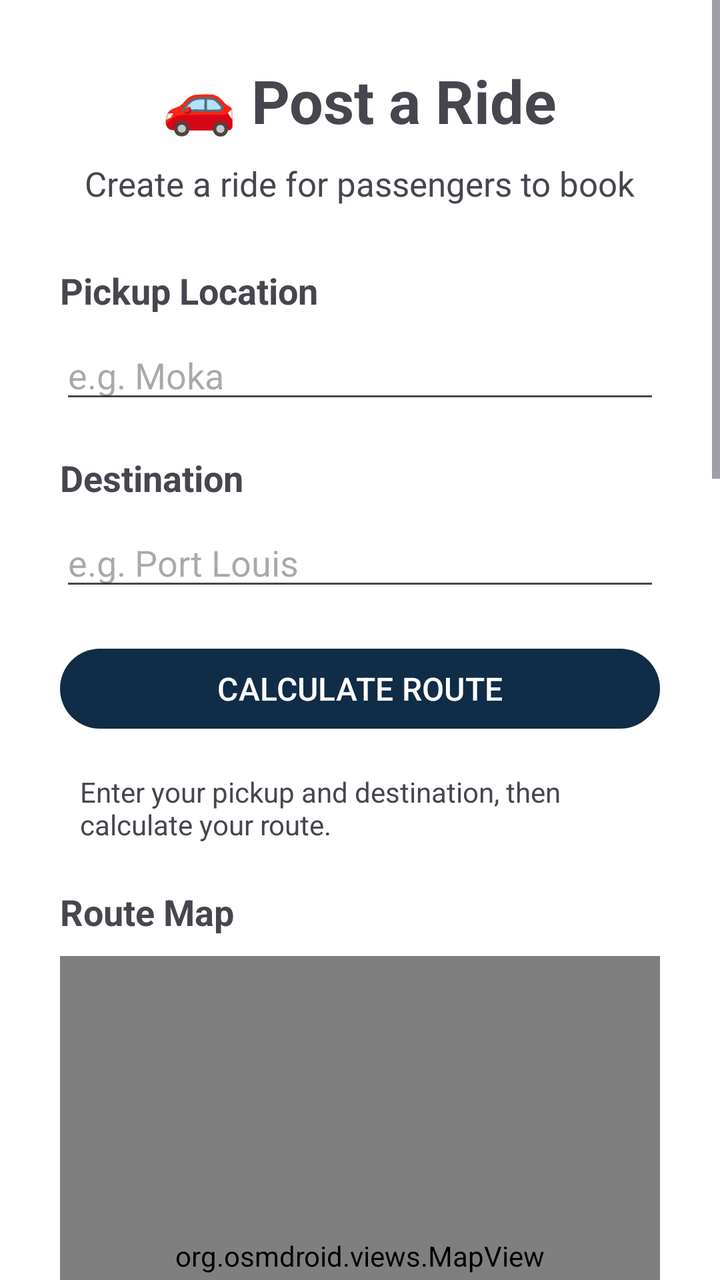
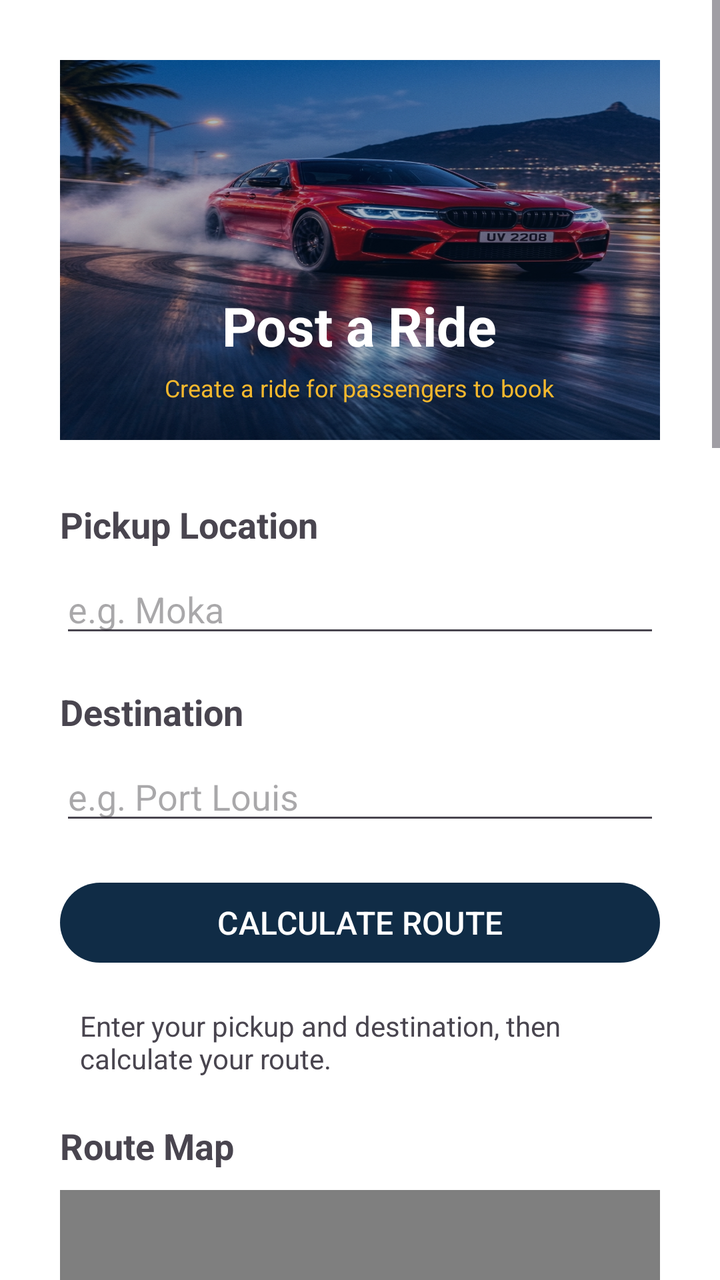

Before-and-after screenshots of an Android layout around one commit, followed by the original layout XML and the change that was made.
<!-- AndroidManifest.xml: application theme Theme.RideConnect -->
<!-- res/layout/activity_post_ride.xml -->
<?xml version="1.0" encoding="utf-8"?>
<ScrollView
    xmlns:android="http://schemas.android.com/apk/res/android"
    android:layout_width="match_parent"
    android:layout_height="match_parent"
    android:background="#FFFFFF"
    android:fillViewport="true">

    <LinearLayout
        android:layout_width="match_parent"
        android:layout_height="wrap_content"
        android:orientation="vertical"
        android:padding="30dp">

        

        <TextView
            android:layout_width="wrap_content"
            android:layout_height="wrap_content"
            android:text="🚗 Post a Ride"
            android:textSize="30sp"
            android:textStyle="bold"
            android:layout_gravity="center_horizontal"/>

        <TextView
            android:layout_width="wrap_content"
            android:layout_height="wrap_content"
            android:text="Create a ride for passengers to book"
            android:textSize="17sp"
            android:layout_gravity="center_horizontal"
            android:layout_marginTop="10dp"/>

        

        <TextView
            android:layout_width="wrap_content"
            android:layout_height="wrap_content"
            android:text="Pickup Location"
            android:textSize="18sp"
            android:textStyle="bold"
            android:layout_marginTop="30dp"/>

        <EditText
            android:id="@+id/pickupInput"
            android:layout_width="match_parent"
            android:layout_height="wrap_content"
            android:hint="e.g. Moka"
            android:inputType="textCapWords"
            android:layout_marginTop="8dp"/>

        

        <TextView
            android:layout_width="wrap_content"
            android:layout_height="wrap_content"
            android:text="Destination"
            android:textSize="18sp"
            android:textStyle="bold"
            android:layout_marginTop="20dp"/>

        <EditText
            android:id="@+id/destinationInput"
            android:layout_width="match_parent"
            android:layout_height="wrap_content"
            android:hint="e.g. Port Louis"
            android:inputType="textCapWords"
            android:layout_marginTop="8dp"/>

        

        <Button
            android:id="@+id/calculateRouteButton"
            android:layout_width="match_parent"
            android:layout_height="wrap_content"
            android:text="CALCULATE ROUTE"
            android:textSize="16sp"
            android:layout_marginTop="20dp"/>

        

        <TextView
            android:id="@+id/routeStatusText"
            android:layout_width="match_parent"
            android:layout_height="wrap_content"
            android:text="Enter your pickup and destination, then calculate your route."
            android:textSize="14sp"
            android:padding="10dp"
            android:layout_marginTop="8dp"/>

        

        <TextView
            android:layout_width="wrap_content"
            android:layout_height="wrap_content"
            android:text="Route Map"
            android:textSize="18sp"
            android:textStyle="bold"
            android:layout_marginTop="12dp"/>

        <org.osmdroid.views.MapView
            android:id="@+id/postRideMap"
            android:layout_width="match_parent"
            android:layout_height="300dp"
            android:layout_marginTop="10dp"/>

        

        <TextView
            android:layout_width="match_parent"
            android:layout_height="wrap_content"
            android:text="Select the point you want to adjust"
            android:textSize="17sp"
            android:textStyle="bold"
            android:layout_marginTop="18dp"/>

        <TextView
            android:layout_width="match_parent"
            android:layout_height="wrap_content"
            android:text="Choose Pickup or Destination below, then tap or long-press the exact position on the map."
            android:textSize="14sp"
            android:layout_marginTop="6dp"/>

        <RadioGroup
            android:id="@+id/locationSelectionGroup"
            android:layout_width="match_parent"
            android:layout_height="wrap_content"
            android:orientation="vertical"
            android:layout_marginTop="10dp">

            <RadioButton
                android:id="@+id/selectPickupRadio"
                android:layout_width="match_parent"
                android:layout_height="wrap_content"
                android:text="Adjust Pickup Point"
                android:checked="true"
                android:padding="8dp"/>

            <RadioButton
                android:id="@+id/selectDestinationRadio"
                android:layout_width="match_parent"
                android:layout_height="wrap_content"
                android:text="Adjust Destination Point"
                android:padding="8dp"/>

        </RadioGroup>

        <TextView
            android:id="@+id/pickupPointText"
            android:layout_width="match_parent"
            android:layout_height="wrap_content"
            android:text="Pickup point: Not selected"
            android:textSize="14sp"
            android:padding="10dp"
            android:layout_marginTop="8dp"
            android:background="#F1F5F9"/>

        <TextView
            android:id="@+id/destinationPointText"
            android:layout_width="match_parent"
            android:layout_height="wrap_content"
            android:text="Destination point: Not selected"
            android:textSize="14sp"
            android:padding="10dp"
            android:layout_marginTop="8dp"
            android:background="#F1F5F9"/>

        

        <TextView
            android:layout_width="wrap_content"
            android:layout_height="wrap_content"
            android:text="Available Routes"
            android:textSize="18sp"
            android:textStyle="bold"
            android:layout_marginTop="20dp"/>

        <RadioGroup
            android:id="@+id/routeOptionsGroup"
            android:layout_width="match_parent"
            android:layout_height="wrap_content"
            android:orientation="vertical"
            android:layout_marginTop="8dp"/>

        

        <TextView
            android:id="@+id/routeSummaryText"
            android:layout_width="match_parent"
            android:layout_height="wrap_content"
            android:text="Your selected route details will appear here."
            android:textSize="15sp"
            android:padding="12dp"
            android:layout_marginTop="10dp"
            android:background="#F1F5F9"/>

        

        <TextView
            android:id="@+id/dateText"
            android:layout_width="match_parent"
            android:layout_height="wrap_content"
            android:text="Date: Not selected"
            android:textSize="18sp"
            android:textStyle="bold"
            android:layout_marginTop="25dp"/>

        <Button
            android:id="@+id/selectDateButton"
            android:layout_width="match_parent"
            android:layout_height="wrap_content"
            android:text="📅 SELECT DATE"
            android:layout_marginTop="8dp"/>

        

        <TextView
            android:id="@+id/timeText"
            android:layout_width="match_parent"
            android:layout_height="wrap_content"
            android:text="Time: Not selected"
            android:textSize="18sp"
            android:textStyle="bold"
            android:layout_marginTop="15dp"/>

        <Button
            android:id="@+id/selectTimeButton"
            android:layout_width="match_parent"
            android:layout_height="wrap_content"
            android:text="🕐 SELECT TIME"
            android:layout_marginTop="8dp"/>

        

        <TextView
            android:layout_width="wrap_content"
            android:layout_height="wrap_content"
            android:text="Available Seats"
            android:textSize="18sp"
            android:textStyle="bold"
            android:layout_marginTop="20dp"/>

        <EditText
            android:id="@+id/seatsInput"
            android:layout_width="match_parent"
            android:layout_height="wrap_content"
            android:hint="e.g. 3"
            android:inputType="number"
            android:layout_marginTop="8dp"/>

        

        <TextView
            android:layout_width="wrap_content"
            android:layout_height="wrap_content"
            android:text="Price per Passenger (Rs)"
            android:textSize="18sp"
            android:textStyle="bold"
            android:layout_marginTop="20dp"/>

        <EditText
            android:id="@+id/priceInput"
            android:layout_width="match_parent"
            android:layout_height="wrap_content"
            android:hint="e.g. 100"
            android:inputType="numberDecimal"
            android:layout_marginTop="8dp"/>

        

        <Button
            android:id="@+id/postRideButton"
            android:layout_width="match_parent"
            android:layout_height="wrap_content"
            android:text="🚗 POST RIDE"
            android:textSize="18sp"
            android:layout_marginTop="30dp"
            android:layout_marginBottom="30dp"/>

    </LinearLayout>

</ScrollView>
<!-- resources referenced by this layout -->
<resources>
  <style name="Theme.RideConnect" parent="Base.Theme.RideConnect" />
  <style name="Base.Theme.RideConnect" parent="Theme.Material3.Light.NoActionBar">
  
          
          <item name="colorPrimary">@color/navy</item>
          <item name="colorOnPrimary">@color/white</item>
  
          <item name="colorSecondary">@color/teal</item>
          <item name="colorOnSecondary">@color/white</item>
  
          <item name="colorTertiary">@color/gold</item>
          <item name="colorOnTertiary">@color/navy</item>
  
          
          <item name="colorSurface">@color/card_white</item>
          <item name="colorOnSurface">@color/text_primary</item>
  
          
          <item name="android:statusBarColor">@color/navy</item>
          <item name="android:navigationBarColor">@color/card_white</item>
  
          <item name="android:windowLightStatusBar">false</item>
          <item name="android:windowLightNavigationBar">true</item>
  
          
          <item name="android:windowBackground">@color/screen_background</item>
  
          
          <item name="android:colorAccent">@color/teal</item>
  
      </style>
  <color name="navy">#102C46</color>
  <color name="white">#FFFFFFFF</color>
  <color name="teal">#167D83</color>
  <color name="gold">#F2B84B</color>
  <color name="card_white">#FFFFFF</color>
  <color name="text_primary">#172B3A</color>
  <color name="screen_background">#F4F6F8</color>
</resources>

<!-- the commit's change to res/layout/activity_post_ride.xml (unified diff, before → after) -->
@@ -14,21 +14,54 @@
 
         
 
-        <TextView
-            android:layout_width="wrap_content"
-            android:layout_height="wrap_content"
-            android:text="🚗 Post a Ride"
-            android:textSize="30sp"
-            android:textStyle="bold"
-            android:layout_gravity="center_horizontal"/>
-
-        <TextView
-            android:layout_width="wrap_content"
-            android:layout_height="wrap_content"
-            android:text="Create a ride for passengers to book"
-            android:textSize="17sp"
-            android:layout_gravity="center_horizontal"
-            android:layout_marginTop="10dp"/>
+
+        
+
+        <FrameLayout
+            android:layout_width="match_parent"
+            android:layout_height="190dp"
+            android:layout_marginStart="-30dp"
+            android:layout_marginEnd="-30dp"
+            android:background="@color/navy">
+
+            <ImageView
+                android:id="@+id/postRideCarImage"
+                android:layout_width="match_parent"
+                android:layout_height="match_parent"
+                android:src="@drawable/rideconnect_splash"
+                android:scaleType="fitXY"
+                android:contentDescription="BMW car photograph"/>
+
+            <LinearLayout
+                android:layout_width="match_parent"
+                android:layout_height="match_parent"
+                android:orientation="vertical"
+                android:gravity="center_horizontal|bottom"
+                android:background="#55041E42"
+                android:paddingStart="20dp"
+                android:paddingEnd="20dp"
+                android:paddingBottom="18dp">
+
+                <TextView
+                    android:layout_width="wrap_content"
+                    android:layout_height="wrap_content"
+                    android:text="Post a Ride"
+                    android:textSize="27sp"
+                    android:textStyle="bold"
+                    android:textColor="@color/white"/>
+
+                <TextView
+                    android:layout_width="wrap_content"
+                    android:layout_height="wrap_content"
+                    android:text="Create a ride for passengers to book"
+                    android:textSize="12sp"
+                    android:textColor="#F5B82E"
+                    android:layout_marginTop="5dp"/>
+
+            </LinearLayout>
+
+        </FrameLayout>
+
 
         
 
<!-- resource entries referenced after the edit -->
@@ -33,6 +33,7 @@
       </style>
   <color name="navy">#102C46</color>
   <color name="white">#FFFFFFFF</color>
+  <!-- drawable rideconnect_splash: jpg bitmap (drawable, 777467 bytes) -->
   <color name="teal">#167D83</color>
   <color name="gold">#F2B84B</color>
   <color name="card_white">#FFFFFF</color>
